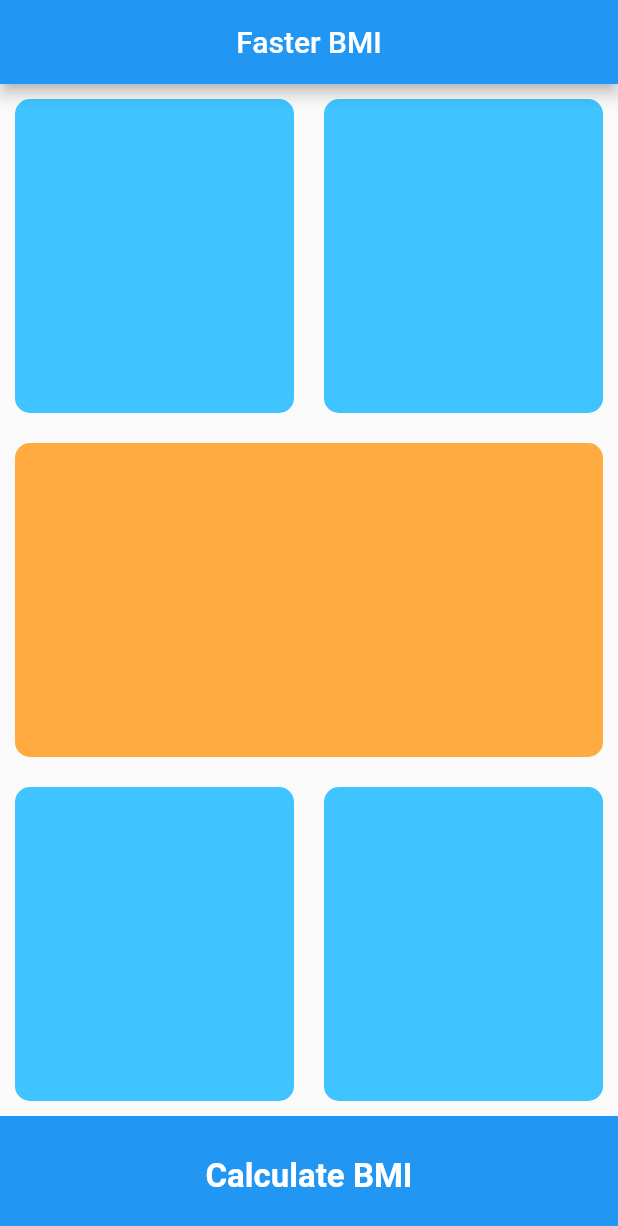
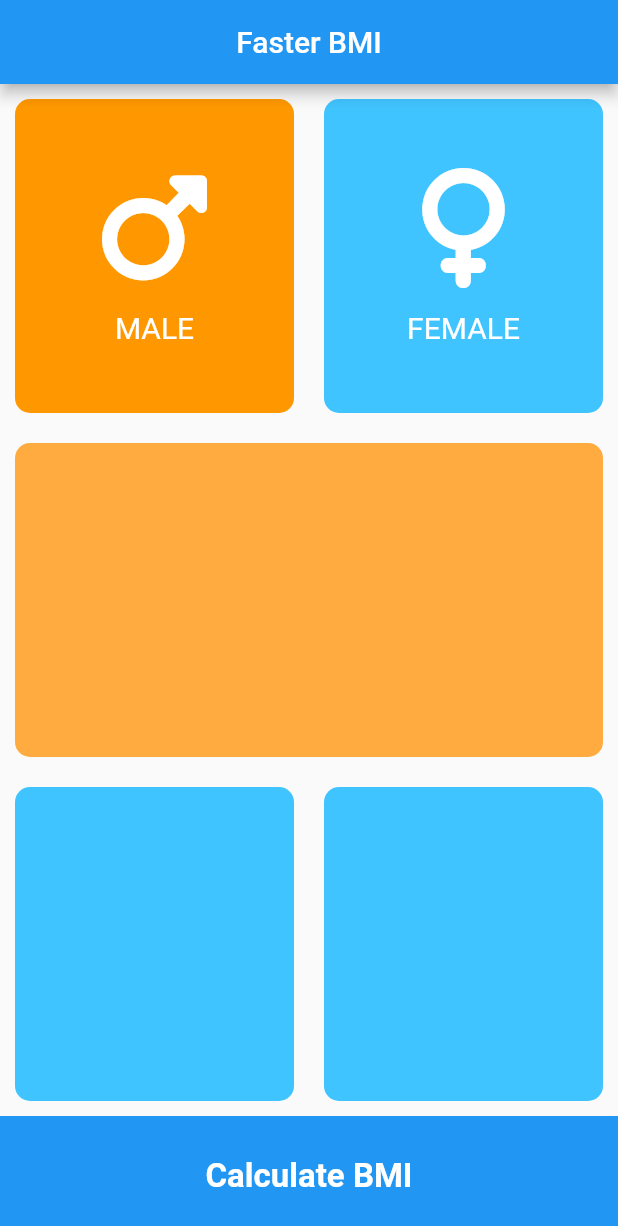
Before and after one commit to ImrulEmon/FasterBMI, a Flutter app: the screen it shows after launch, on a phone screen of 412 x 824 dp. Shown: the top 1226 px of the screen. Run offline on Flutter 3.47's test engine with Material 2 defaults, Android fonts, the phone set to English and light mode, and no system bars; our stand-ins replace font_awesome_flutter.

Commit message:
Male Female UI

```diff
--- /dev/null
+++ b/lib/enum_file.dart
@@ -0,0 +1 @@
+enum Gender { male, female }
--- a/lib/input_page.dart
+++ b/lib/input_page.dart
@@ -1,5 +1,7 @@
 import 'package:flutter/cupertino.dart';
 import 'package:flutter/material.dart';
+import 'package:font_awesome_flutter/font_awesome_flutter.dart';
+import 'enum_file.dart';
 
 class InputPage extends StatefulWidget {
   @override
@@ -7,6 +9,7 @@ class InputPage extends StatefulWidget {
 }
 
 class _InputPageState extends State<InputPage> {
+  Gender selectedCard = Gender.male;
   @override
   Widget build(BuildContext context) {
     return Scaffold(
@@ -20,20 +23,78 @@ class _InputPageState extends State<InputPage> {
               child: Row(
                 children: [
                   Expanded(
+                    child: GestureDetector(
+                      onTap: () {
+                        setState(() {
+                          selectedCard = Gender.male;
+                        });
+                      },
                       child: Container(
+                        child: Column(
+                          mainAxisAlignment: MainAxisAlignment.center,
+                          children: [
+                            Icon(
+                              FontAwesomeIcons.mars,
+                              color: Colors.white,
+                              size: 80,
+                            ),
+                            SizedBox(
+                              height: 15,
+                            ),
+                            Text(
+                              'MALE',
+                              style: TextStyle(
+                                color: Colors.white,
+                                fontSize: 20,
+                              ),
+                            ),
+                          ],
+                        ),
                         margin: EdgeInsets.all(10),
                         decoration: BoxDecoration(
                           borderRadius: BorderRadius.circular(10),
-                        color: Colors.lightBlueAccent,
+                          color: selectedCard == Gender.male
+                              ? Colors.orange
+                              : Colors.lightBlueAccent,
+                        ),
                       ),
                     ),
                   ),
                   Expanded(
+                    child: GestureDetector(
+                      onTap: () {
+                        setState(() {
+                          selectedCard = Gender.female;
+                        });
+                      },
                       child: Container(
+                        child: Column(
+                          mainAxisAlignment: MainAxisAlignment.center,
+                          children: [
+                            Icon(
+                              FontAwesomeIcons.venus,
+                              color: Colors.white,
+                              size: 80,
+                            ),
+                            SizedBox(
+                              height: 15,
+                            ),
+                            Text(
+                              'FEMALE',
+                              style: TextStyle(
+                                color: Colors.white,
+                                fontSize: 20,
+                              ),
+                            ),
+                          ],
+                        ),
                         margin: EdgeInsets.all(10),
                         decoration: BoxDecoration(
                           borderRadius: BorderRadius.circular(10),
-                        color: Colors.lightBlueAccent,
+                          color: selectedCard == Gender.female
+                              ? Colors.orange
+                              : Colors.lightBlueAccent,
+                        ),
                       ),
                     ),
                   ),
--- a/pubspec.yaml
+++ b/pubspec.yaml
@@ -19,6 +19,7 @@ environment:
 dependencies:
   flutter:
     sdk: flutter
+  font_awesome_flutter: ^10.2.1
 
 dev_dependencies:
   flutter_test:
```
Also changed, not shown: 1 other file. Lines whose indentation alone changed are shown as unchanged.
